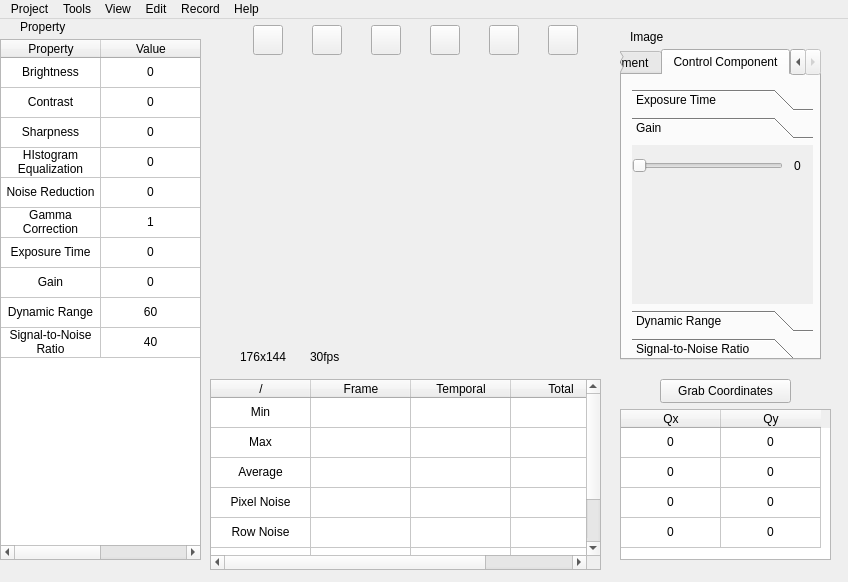
First picture: the form in mainwindow.ui, repository yuranxue272181/WPIMQP, before the edit.
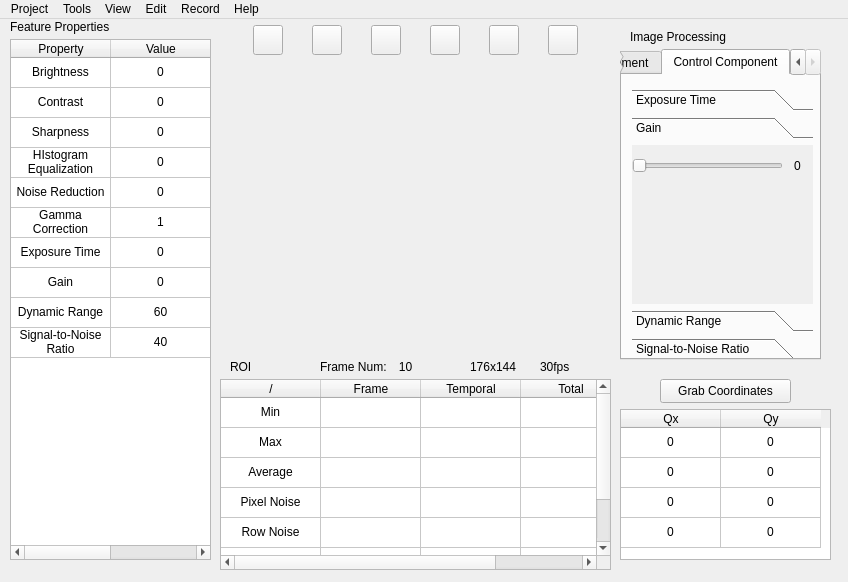
Second picture: the form after the edit.

Diff of the .ui file:
```diff
--- a/mainwindow.ui
+++ b/mainwindow.ui
@@ -173,8 +173,8 @@
    <widget class="QLabel" name="label">
     <property name="geometry">
      <rect>
-      <x>240</x>
-      <y>330</y>
+      <x>470</x>
+      <y>340</y>
       <width>49</width>
       <height>16</height>
      </rect>
@@ -186,8 +186,8 @@
    <widget class="QLabel" name="label_2">
     <property name="geometry">
      <rect>
-      <x>310</x>
-      <y>330</y>
+      <x>540</x>
+      <y>340</y>
       <width>49</width>
       <height>16</height>
      </rect>
@@ -199,7 +199,7 @@
    <widget class="QTableWidget" name="FeatureTable">
     <property name="geometry">
      <rect>
-      <x>0</x>
+      <x>10</x>
       <y>20</y>
       <width>201</width>
       <height>521</height>
@@ -1045,7 +1045,7 @@
    <widget class="QTableWidget" name="analysisTable">
     <property name="geometry">
      <rect>
-      <x>210</x>
+      <x>220</x>
       <y>360</y>
       <width>391</width>
       <height>191</height>
@@ -1220,14 +1220,14 @@
    <widget class="QLabel" name="label_3">
     <property name="geometry">
      <rect>
-      <x>20</x>
+      <x>10</x>
       <y>0</y>
       <width>101</width>
       <height>16</height>
      </rect>
     </property>
     <property name="text">
-     <string>Property</string>
+     <string>Feature Properties</string>
     </property>
    </widget>
    <widget class="QLabel" name="label_4">
@@ -1240,7 +1240,49 @@
      </rect>
     </property>
     <property name="text">
-     <string>Image</string>
+     <string>Image Processing</string>
+    </property>
+   </widget>
+   <widget class="QLabel" name="label_5">
+    <property name="geometry">
+     <rect>
+      <x>230</x>
+      <y>340</y>
+      <width>41</width>
+      <height>16</height>
+     </rect>
+    </property>
+    <property name="text">
+     <string>ROI </string>
+    </property>
+   </widget>
+   <widget class="QLabel" name="label_6">
+    <property name="geometry">
+     <rect>
+      <x>320</x>
+      <y>340</y>
+      <width>71</width>
+      <height>16</height>
+     </rect>
+    </property>
+    <property name="text">
+     <string>Frame Num:</string>
+    </property>
+   </widget>
+   <widget class="QLabel" name="label_7">
+    <property name="geometry">
+     <rect>
+      <x>390</x>
+      <y>340</y>
+      <width>31</width>
+      <height>16</height>
+     </rect>
+    </property>
+    <property name="text">
+     <string>10</string>
+    </property>
+    <property name="alignment">
+     <set>Qt::AlignmentFlag::AlignCenter</set>
     </property>
    </widget>
   </widget>
```
